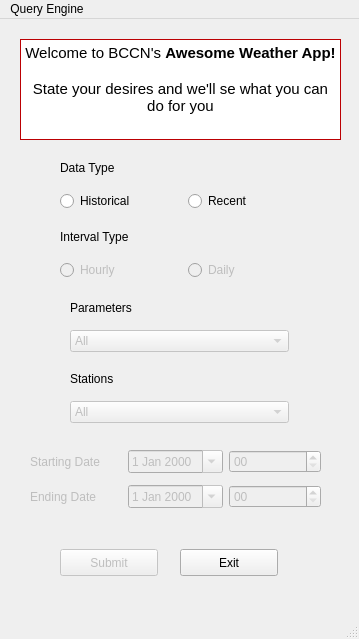
Qt form query_engine/GUI/gui.ui (BCCN-Prog/weather_2016) before a commit.
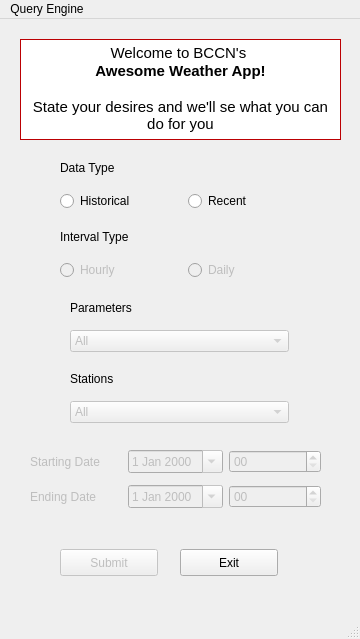
The same form after that commit. Icons and pictures are not drawn.

Commit message: Added executor file which accesses Georg's database from the GUI.

```diff
--- a/query_engine/GUI/gui.ui
+++ b/query_engine/GUI/gui.ui
@@ -6,7 +6,7 @@
    <rect>
     <x>0</x>
     <y>0</y>
-    <width>359</width>
+    <width>360</width>
     <height>639</height>
    </rect>
   </property>
@@ -743,18 +743,38 @@
 &lt;html&gt;&lt;head&gt;&lt;meta name=&quot;qrichtext&quot; content=&quot;1&quot; /&gt;&lt;style type=&quot;text/css&quot;&gt;
 p, li { white-space: pre-wrap; }
 &lt;/style&gt;&lt;/head&gt;&lt;body style=&quot; font-family:'Ubuntu'; font-size:11pt; font-weight:400; font-style:normal;&quot;&gt;
-&lt;p align=&quot;center&quot; style=&quot; margin-top:0px; margin-bottom:0px; margin-left:0px; margin-right:0px; -qt-block-indent:0; text-indent:0px;&quot;&gt;Welcome to BCCN's &lt;span style=&quot; font-weight:600;&quot;&gt;Awesome Weather App!&lt;/span&gt;&lt;/p&gt;
+&lt;p align=&quot;center&quot; style=&quot; margin-top:0px; margin-bottom:0px; margin-left:0px; margin-right:0px; -qt-block-indent:0; text-indent:0px;&quot;&gt;Welcome to BCCN's &lt;/p&gt;
+&lt;p align=&quot;center&quot; style=&quot; margin-top:0px; margin-bottom:0px; margin-left:0px; margin-right:0px; -qt-block-indent:0; text-indent:0px;&quot;&gt;&lt;span style=&quot; font-weight:600;&quot;&gt;Awesome Weather App!&lt;/span&gt;&lt;/p&gt;
 &lt;p align=&quot;center&quot; style=&quot;-qt-paragraph-type:empty; margin-top:0px; margin-bottom:0px; margin-left:0px; margin-right:0px; -qt-block-indent:0; text-indent:0px;&quot;&gt;&lt;br /&gt;&lt;/p&gt;
 &lt;p align=&quot;center&quot; style=&quot; margin-top:0px; margin-bottom:0px; margin-left:0px; margin-right:0px; -qt-block-indent:0; text-indent:0px;&quot;&gt;State your desires and we'll se what you can do for you&lt;/p&gt;&lt;/body&gt;&lt;/html&gt;</string>
     </property>
    </widget>
+   <widget class="QLabel" name="label">
+    <property name="geometry">
+     <rect>
+      <x>30</x>
+      <y>30</y>
+      <width>61</width>
+      <height>41</height>
+     </rect>
+    </property>
+    <property name="text">
+     <string/>
+    </property>
+    <property name="pixmap">
+     <pixmap>../../../../Schreibtisch/weather.png</pixmap>
+    </property>
+    <property name="scaledContents">
+     <bool>true</bool>
+    </property>
+   </widget>
   </widget>
   <widget class="QMenuBar" name="menubar">
    <property name="geometry">
     <rect>
      <x>0</x>
      <y>0</y>
-     <width>359</width>
+     <width>360</width>
      <height>25</height>
     </rect>
    </property>
```
Left out of the diff: 59 changed lines with no effect on the pictures. The commit also changes 5 other files.
